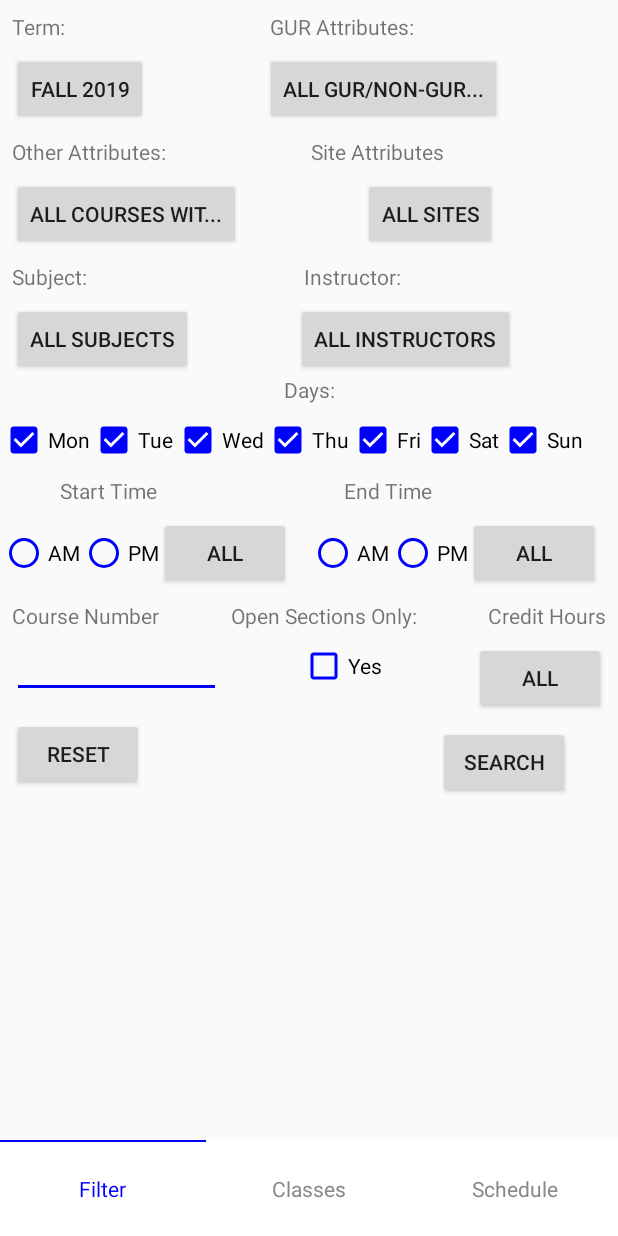
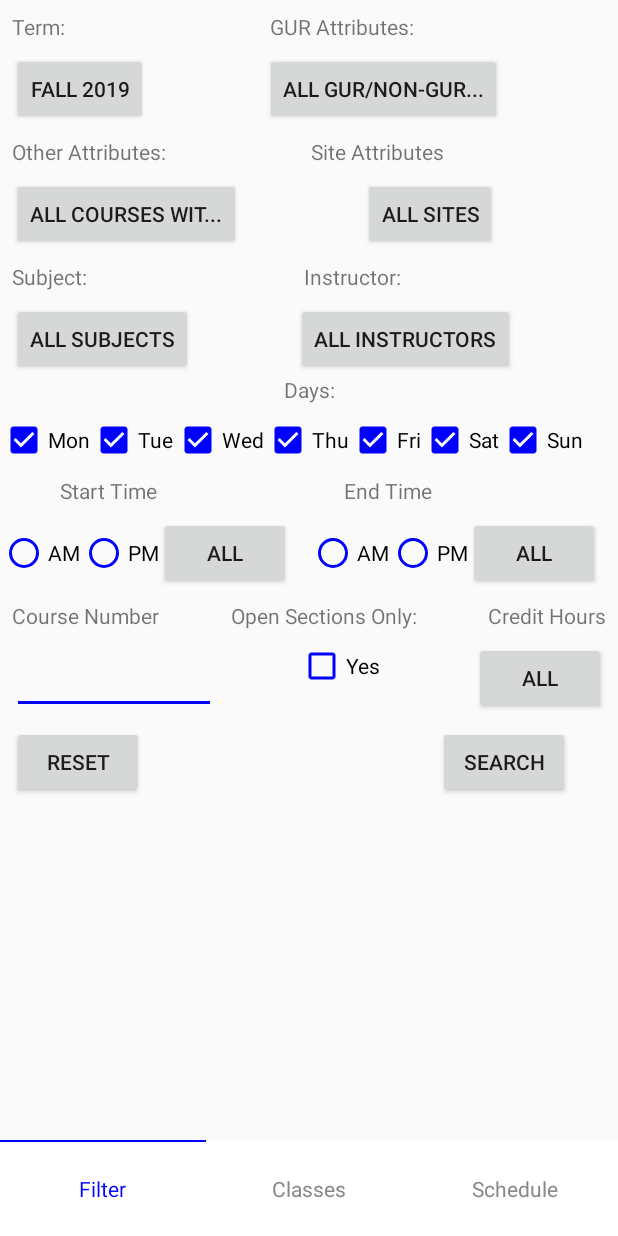
Before and after one commit to Zach076/WWU_Classfinder, an Android app: the screen it shows after launch (MainActivity), on a phone screen of 412 x 824 dp. Run offline under Robolectric (Android 15) with nearby library versions, the phone set to English and light mode, and no system bars; 5 statements that could not run were skipped.

Commit message:
changed the layout a slight bit

```diff
--- a/app/src/main/res/layout/filter_layout.xml
+++ b/app/src/main/res/layout/filter_layout.xml
@@ -399,8 +399,8 @@
 
         <EditText
             android:id="@+id/editCourseNumber"
-            android:layout_width="139dp"
-            android:layout_height="37dp"
+            android:layout_width="136dp"
+            android:layout_height="48dp"
             android:layout_marginStart="8dp"
             android:layout_marginLeft="8dp"
             android:layout_marginTop="8dp"
```
Also changed, not shown: app/src/main/AndroidManifest.xml (+0 -9 lines), app/src/main/java/com/csci412/classfinder/MainActivity.java (+13 -9 lines).
